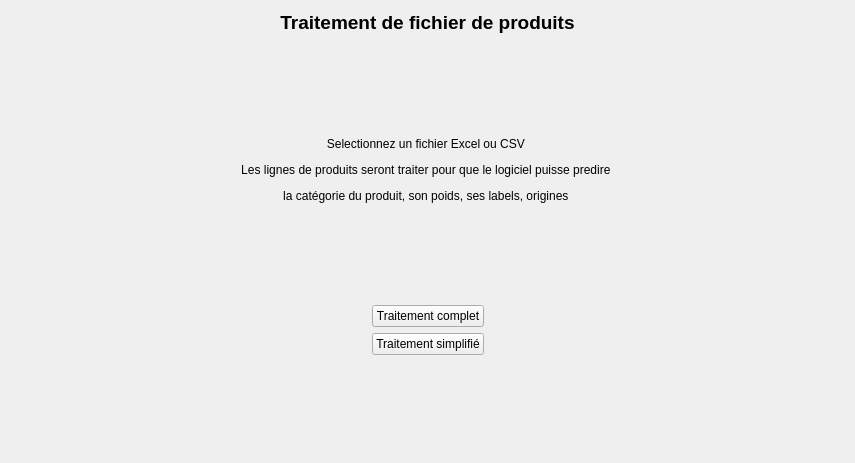
WallaceVBB/EpiData, file gui/Traitement_selecteur.ui: the form before one commit.
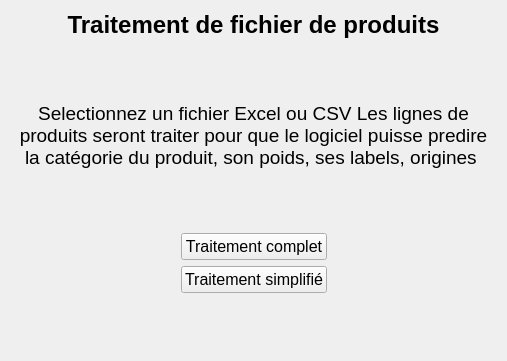
The form after the commit.

What changed in the file:
```diff
--- a/gui/Traitement_selecteur.ui
+++ b/gui/Traitement_selecteur.ui
@@ -6,8 +6,8 @@
    <rect>
     <x>0</x>
     <y>0</y>
-    <width>855</width>
-    <height>463</height>
+    <width>507</width>
+    <height>361</height>
    </rect>
   </property>
   <property name="sizePolicy">
@@ -16,6 +16,11 @@
     <verstretch>0</verstretch>
    </sizepolicy>
   </property>
+  <property name="font">
+   <font>
+    <pointsize>12</pointsize>
+   </font>
+  </property>
   <property name="windowTitle">
    <string>Form</string>
   </property>
@@ -23,7 +28,7 @@
    <item>
     <widget class="QLabel" name="label">
      <property name="text">
-      <string>&lt;html&gt;&lt;head/&gt;&lt;body&gt;&lt;p align=&quot;center&quot;&gt;&lt;span style=&quot; font-size:14pt; font-weight:700;&quot;&gt;Traitement de fichier de produits&lt;/span&gt;&lt;/p&gt;&lt;/body&gt;&lt;/html&gt;</string>
+      <string>&lt;html&gt;&lt;head/&gt;&lt;body&gt;&lt;p align=&quot;center&quot;&gt;&lt;span style=&quot; font-size:18pt; font-weight:700;&quot;&gt;Traitement de fichier de produits&lt;/span&gt;&lt;/p&gt;&lt;/body&gt;&lt;/html&gt;</string>
      </property>
     </widget>
    </item>
@@ -46,7 +51,10 @@
       <number>0</number>
      </property>
      <property name="text">
-      <string>&lt;html&gt;&lt;head/&gt;&lt;body&gt;&lt;p align=&quot;center&quot;&gt;Selectionnez un fichier Excel ou CSV &lt;/p&gt;&lt;p align=&quot;center&quot;&gt;Les lignes de produits seront traiter pour que le logiciel puisse predire &lt;/p&gt;&lt;p align=&quot;center&quot;&gt;la catégorie du produit, son poids, ses labels, origines &lt;/p&gt;&lt;/body&gt;&lt;/html&gt;</string>
+      <string>&lt;html&gt;&lt;head/&gt;&lt;body&gt;&lt;p align=&quot;center&quot;&gt;&lt;span style=&quot; font-size:14pt;&quot;&gt;Selectionnez un fichier Excel ou CSV Les lignes de produits seront traiter pour que le logiciel puisse predire la catégorie du produit, son poids, ses labels, origines &lt;/span&gt;&lt;/p&gt;&lt;/body&gt;&lt;/html&gt;</string>
+     </property>
+     <property name="wordWrap">
+      <bool>true</bool>
      </property>
      <property name="margin">
       <number>0</number>
```
